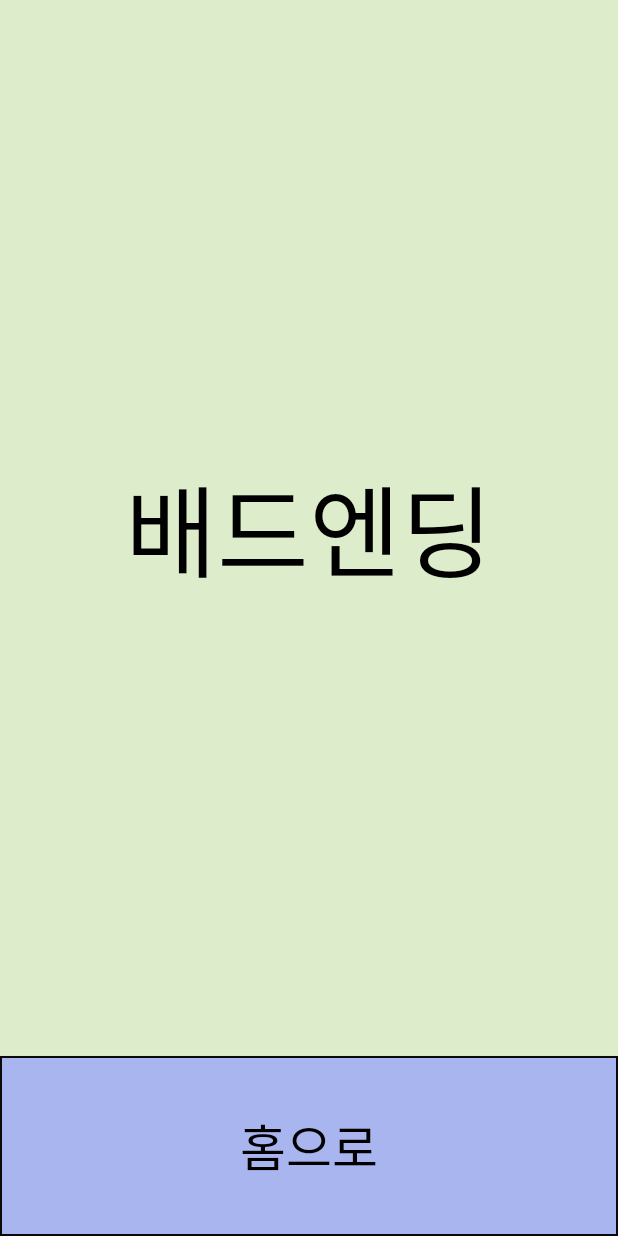
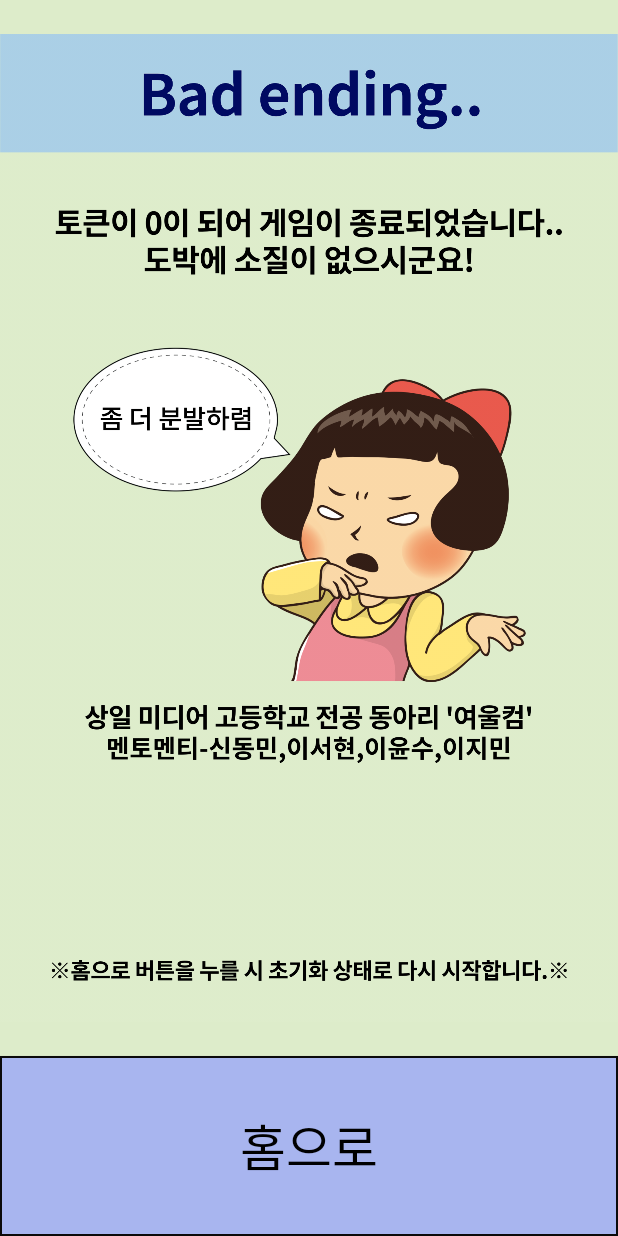
Before and after one commit to DongMin-0604/Mento_Menti_App, an Android app: the BadEndingActivity screen opened directly, with no data from a screen before it, on a phone screen of 412 x 824 dp. Run offline under Robolectric (Android 15) with nearby library versions, the phone set to English and light mode, and no system bars.

Commit message:
엔딩창 화면구성 완료,이스터에그 기능 폐기,모든 기능 테스트 완료,1차 완성 코드,이슈없음

```diff
--- a/app/src/main/java/com/example/mento_menti_app/RunningActivity.java
+++ b/app/src/main/java/com/example/mento_menti_app/RunningActivity.java
@@ -131,7 +131,9 @@ public class RunningActivity extends AppCompatActivity {
             @Override
             public void run() {
                 if (W_D_L_value.equals(value_temp2)){
+                    token3 = token3 - token;
                     token = token * 2;
+                    //토큰 = 건 값 , 토큰  3 = 총 토큰
                     Batting_check = true;
                     token3 = token3 + token;
                 }else {
--- a/app/src/main/res/layout/activity_bad_ending.xml
+++ b/app/src/main/res/layout/activity_bad_ending.xml
@@ -7,11 +7,11 @@
     android:orientation="vertical"
     tools:context=".BadEndingActivity">
 
-    <TextView
+    <ImageView
         android:layout_width="match_parent"
         android:layout_height="wrap_content"
         android:textColor="@color/black"
-        android:text="배드엔딩"
+        android:src="@drawable/bad_ending"
         android:textSize="100px"
         android:gravity="center"
         android:layout_weight="1"/>
--- a/app/src/main/res/layout/activity_happy_ending.xml
+++ b/app/src/main/res/layout/activity_happy_ending.xml
@@ -8,11 +8,11 @@
     android:orientation="vertical"
     >
 
-    <TextView
+    <ImageView
         android:layout_width="match_parent"
         android:layout_height="wrap_content"
         android:textColor="@color/black"
-        android:text="해피엔딩"
+        android:src="@drawable/happ_ending2"
         android:textSize="100px"
         android:gravity="center"
         android:layout_weight="1"/>
```
Also changed, not shown: app/src/main/java/com/example/mento_menti_app/BadEndingActivity.java (+10 -0 lines), app/src/main/java/com/example/mento_menti_app/HappyEndingAcitivity.java (+9 -1 lines), app/src/main/java/com/example/mento_menti_app/MainActivity.java (+11 -5 lines), app/src/main/res/drawable-v24/bad_ending.png (added), app/src/main/res/drawable-v24/happ_ending2.png (added), app/src/main/res/drawable-v24/happy_ending.png (added).
